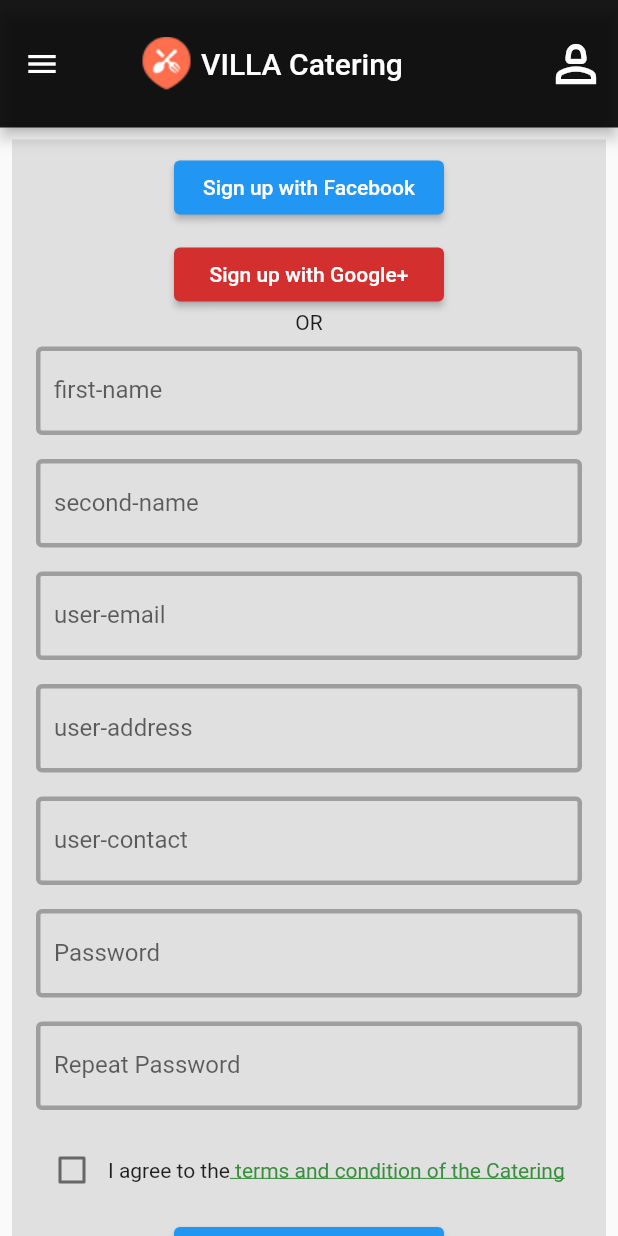
After one commit to dnspascal/catering-app, a Flutter app: the Registration screen opened directly, on a phone screen of 412 x 824 dp. The commit adds this screen. Run offline on Flutter 3.47's test engine with Material 2 defaults, Android fonts, the light colour scheme and no system bars.

Commit message:
denis did this

```diff
--- a/lib/app.dart
+++ b/lib/app.dart
@@ -1,5 +1,6 @@
 import 'package:flutter/material.dart';
 import 'package:catering_app/pages/home_page.dart';
+import 'package:catering_app/pages/login.dart';
 
 
 class Catering extends StatelessWidget {
@@ -10,7 +11,7 @@
     return const MaterialApp(
       debugShowCheckedModeBanner: false,
       title: 'Catering',
-      home: HomePage(),
+      home: Login(),
     );
   }
 }
--- a/lib/customizable_widgets/MyBody.dart
+++ b/lib/customizable_widgets/MyBody.dart
@@ -23,7 +23,7 @@
                 ),
                 Container(
                   width: 340,
-                  height: 180,
+                  height: 230,
                   padding: const EdgeInsets.all(14),
                   color: Colors.black.withOpacity(0.8),
                   child: Column(
--- /dev/null
+++ b/lib/pages/registration.dart
@@ -0,0 +1,222 @@
+import 'package:catering_app/customizable_widgets/MyDrawer.dart';
+import 'package:flutter/material.dart';
+import 'package:catering_app/customizable_widgets/MyAppBar.dart';
+
+class Registration extends StatefulWidget {
+  const Registration({super.key});
+
+  @override
+  State<Registration> createState() => _RegistrationState();
+}
+
+class _RegistrationState extends State<Registration> {
+  bool onCheck = false;
+  @override
+  Widget build(BuildContext context) {
+    return Scaffold(
+        appBar: const PreferredSize(
+            preferredSize: Size.fromHeight(85), child: MyAppBar()),
+        drawer: const MyDrawer(),
+        body: SingleChildScrollView(
+          child: Center(
+            child: Padding(
+              padding: const EdgeInsets.all(8.0),
+              child: Container(
+                width: 400.0,
+                // height: 500.0,
+                padding: const EdgeInsets.all(8.0),
+                decoration: BoxDecoration(color: Colors.grey[300]),
+                child: Column(
+                    mainAxisAlignment: MainAxisAlignment.spaceAround,
+                    children: [
+                      ElevatedButton(
+                        onPressed: () {},
+                        style: ButtonStyle(
+                            backgroundColor: MaterialStateProperty.all(
+                                Colors.blueAccent[900]),
+                            fixedSize: MaterialStateProperty.all(
+                                const Size.fromWidth(180))),
+                        child: const Text("Sign up with Facebook"),
+                      ),
+                      const SizedBox(height: 10),
+                      ElevatedButton(
+                        onPressed: () {},
+                        style: ButtonStyle(
+                            backgroundColor:
+                                MaterialStateProperty.all(Colors.red[700]),
+                            fixedSize: MaterialStateProperty.all(
+                                const Size.fromWidth(180))),
+                        child: const Text("Sign up with Google+"),
+                      ),
+                      const Text('OR'),
+                      Form(
+                        child: Column(
+                            mainAxisAlignment: MainAxisAlignment.spaceEvenly,
+                            children: [
+                              Padding(
+                                padding: const EdgeInsets.all(8.0),
+                                child: TextFormField(
+                                  decoration: const InputDecoration(
+                                    labelText: "first-name",
+                                    border: OutlineInputBorder(
+                                      borderSide: BorderSide(
+                                          color: Colors.grey, width: 5.0),
+                                    ),
+                                    hintText: "first name ",
+                                    enabledBorder: OutlineInputBorder(
+                                      borderSide: BorderSide(
+                                          color: Colors.grey, width: 3.0),
+                                    ),
+                                  ),
+                                ),
+                              ),
+                              Padding(
+                                padding: const EdgeInsets.all(8.0),
+                                child: TextFormField(
+                                  decoration: const InputDecoration(
+                                    labelText: "second-name",
+                                    border: OutlineInputBorder(
+                                      borderSide: BorderSide(
+                                          color: Colors.grey, width: 5.0),
+                                    ),
+                                    hintText: "last name ",
+                                    enabledBorder: OutlineInputBorder(
+                                      borderSide: BorderSide(
+                                          color: Colors.grey, width: 3.0),
+                                    ),
+                                  ),
+                                ),
+                              ),
+                              Padding(
+                                padding: const EdgeInsets.all(8.0),
+                                child: TextFormField(
+                                  decoration: const InputDecoration(
+                                    labelText: "user-email",
+                                    border: OutlineInputBorder(
+                                      borderSide: BorderSide(
+                                          color: Colors.grey, width: 5.0),
+                                    ),
+                                    hintText: "Email address",
+                                    enabledBorder: OutlineInputBorder(
+                                      borderSide: BorderSide(
+                                          color: Colors.grey, width: 3.0),
+                                    ),
+                                  ),
+                                ),
+                              ),
+                              Padding(
+                                padding: const EdgeInsets.all(8.0),
+                                child: TextFormField(
+                                  decoration: const InputDecoration(
+                                    labelText: "user-address",
+                                    border: OutlineInputBorder(
+                                      borderSide: BorderSide(
+                                          color: Colors.grey, width: 5.0),
+                                    ),
+                                    hintText:
+                                        "Eg: P.O.BOX 05 SINZA DAR ES SALAAM",
+                                    enabledBorder: OutlineInputBorder(
+                                      borderSide: BorderSide(
+                                          color: Colors.grey, width: 3.0),
+                                    ),
+                                  ),
+                                ),
+                              ),
+                              Padding(
+                                padding: const EdgeInsets.all(8.0),
+                                child: TextFormField(
+                                  decoration: const InputDecoration(
+                                    labelText: "user-contact",
+                                    border: OutlineInputBorder(
+                                      borderSide: BorderSide(
+                                          color: Colors.grey, width: 5.0),
+                                    ),
+                                    hintText: "Eg:0652948016",
+                                    enabledBorder: OutlineInputBorder(
+                                      borderSide: BorderSide(
+                                          color: Colors.grey, width: 3.0),
+                                    ),
+                                  ),
+                                ),
+                              ),
+                              Padding(
+                                padding: const EdgeInsets.all(8.0),
+                                child: TextFormField(
+                                  decoration: const InputDecoration(
+                                    labelText: "Password",
+                                    border: OutlineInputBorder(
+                                      borderSide: BorderSide(
+                                          color: Colors.grey, width: 5.0),
+                                    ),
+                                    hintText: "password",
+                                    enabledBorder: OutlineInputBorder(
+                                      borderSide: BorderSide(
+                                          color: Colors.grey, width: 3.0),
+                                    ),
+                                  ),
+                                ),
+                              ),
+                              Padding(
+                                padding: const EdgeInsets.all(8.0),
+                                child: TextFormField(
+                                  decoration: const InputDecoration(
+                                    labelText: "Repeat Password",
+                                    border: OutlineInputBorder(
+                                      borderSide: BorderSide(
+                                          color: Colors.grey, width: 5.0),
+                                    ),
+                                    hintText: "Repeat Password",
+                                    enabledBorder: OutlineInputBorder(
+                                      borderSide: BorderSide(
+                                          color: Colors.grey, width: 3.0),
+                                    ),
+                                  ),
+                                ),
+                              ),
+                              Padding(
+                                padding: const EdgeInsets.all(8.0),
+                                child: Row(children: [
+                                  Checkbox(
+                                    value: onCheck,
+                                    onChanged: (bool? onCheck1) {
+                                      setState(() {
+                                        onCheck = onCheck1!;
+                                      });
+                                    },
+                                  ),
+                                  Text.rich(TextSpan(
+                                      text: "I agree to the",
+                                      children: <TextSpan>[
+                                        TextSpan(
+                                            text:
+                                                " terms and condition of the Catering",
+                                            style: TextStyle(
+                                                color: Colors.green[700],
+                                                decoration:
+                                                    TextDecoration.underline))
+                                      ]))
+                                ]),
+                              ),
+                              ElevatedButton(
+                                onPressed: () {},
+                                style: ButtonStyle(
+                                    backgroundColor: MaterialStateProperty.all(
+                                        Colors.blueAccent[900]),
+                                    fixedSize: MaterialStateProperty.all(
+                                        const Size.fromWidth(180))),
+                                child: const Text("Sign up"),
+                              ),
+                              const SizedBox(height:5),
+                              Text("Login",
+                                  style: TextStyle(
+                                      color: Colors.green[700],
+                                      decoration: TextDecoration.underline))
+                            ]),
+                      )
+                    ]),
+              ),
+            ),
+          ),
+        ));
+  }
+}
```
Also changed, not shown: lib/customizable_widgets/MyDrawer.dart (+12 -23 lines), lib/pages/home_page.dart (+15 -8 lines), lib/pages/login.dart (added, +99 -0 lines).
